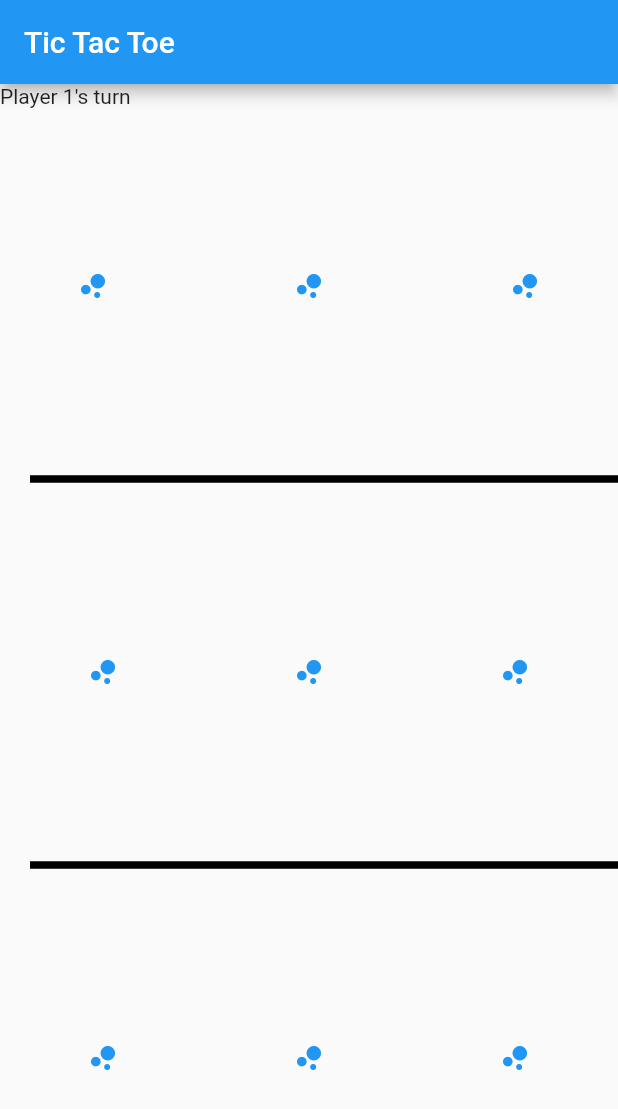
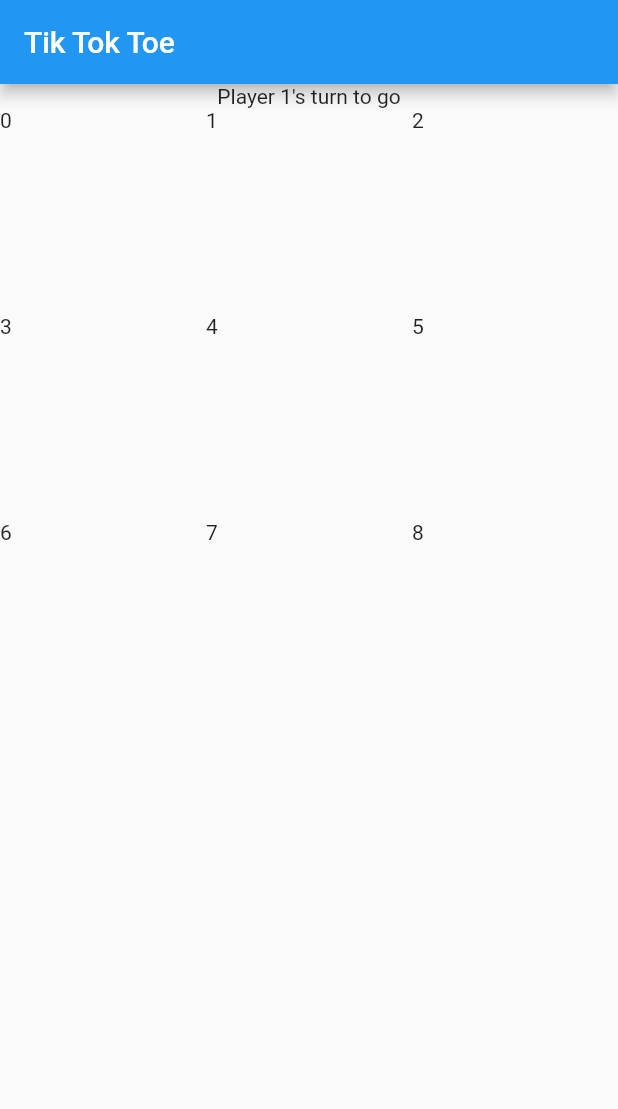
Before and after one commit to katisari/tic-tok-toe, a Flutter app: the screen it shows after launch, on a phone screen of 412 x 824 dp. Shown: the top 1109 px of the screen. Run offline on Flutter 3.47's test engine with Material 2 defaults, Android fonts, the phone set to English and light mode, and no system bars.

Commit message:
setting up grid

```diff
--- a/lib/main.dart
+++ b/lib/main.dart
@@ -55,81 +55,25 @@ class _TacToeState extends State<TacToe> {
     });
   }
 
-  Expanded createBox(int index) {
-    return Expanded(
-      child: FlatButton(
-        onPressed: () {
-          setState(() {
-            doTurn(index);
-          });
-        },
-        child: Icon(Icons.bubble_chart, color: Colors.blue),
-      ),
-    );
-  }
-
-  Divider insertLine() {
-    // if (horizontal) {
-      return const Divider(
-        height: 20,
-        thickness: 5,
-        color: Colors.black,
-        indent: 20,
-      );
-    // }
-    // else {
-    //   return VerticalDivider(
-    //     height: 20,
-    //     thickness: 5,
-    //     color: Colors.black,
-    //   );
-    // }
-
-  }
-
+  // void create
 
   @override
   Widget build(BuildContext context) {
     return Scaffold(
       appBar: AppBar(
-        title: const Text('Tic Tac Toe'),
+        title: const Text('Tik Tok Toe'),
       ),
-      body: Column(
-        children: <Widget>[
-          Row(children: [Text('Player 1\'s turn')],),
-          Expanded(
-            child: Row(
-              children: <Widget>[
-                createBox(0),
-                insertLine(),
-                createBox(1),
-                insertLine(),
-                createBox(2),
-              ],
-            ),
-          ),
-          insertLine(),
-          Expanded(
-            child: Row(
-              children: <Widget>[
-                createBox(3),
-                createBox(4),
-                createBox(5),
-              ],
-            ),
-          ),
-          insertLine(),
-          Expanded(
-            child: Row(
-              children: <Widget>[
-                createBox(6),
-                createBox(7),
-                createBox(8),
-              ],
-            ),
-          ),
-        ],
-      ),
+      body: Column(children: [
+        Text('Player 1\'s turn to go'),
+        Expanded(
+          // use grid tile
+          child: GridView.count(crossAxisCount: 3, children: List.generate(9, (index) {
+            return Container(
+              child: Text(index.toString(),));
+
+          },),
+        )),
+      ]),
     );
   }
 }
```
